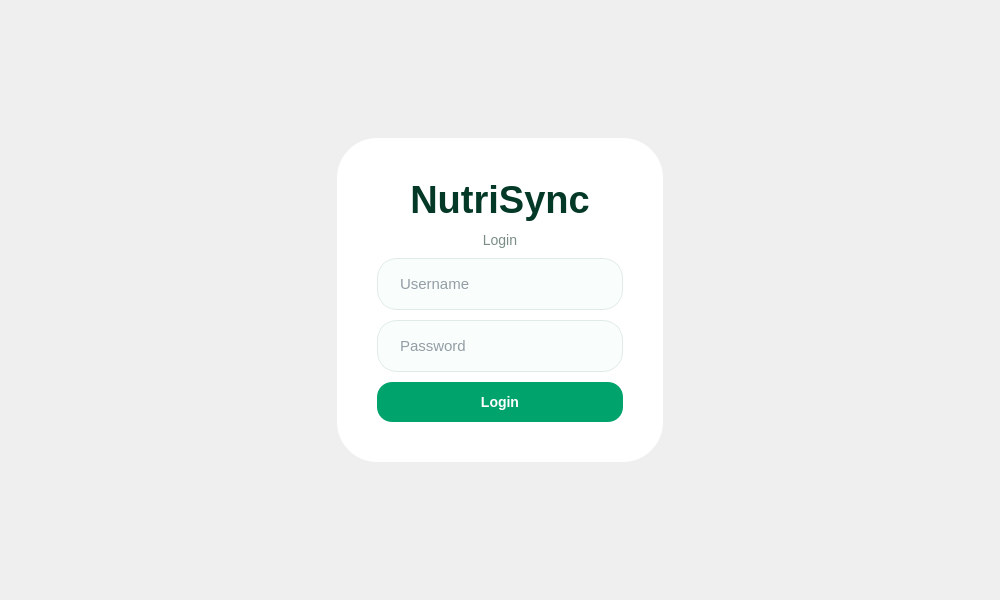
Old version of the form views/login.ui in the repository marcoaguilera2005maac-svg/planesAlimenticios.
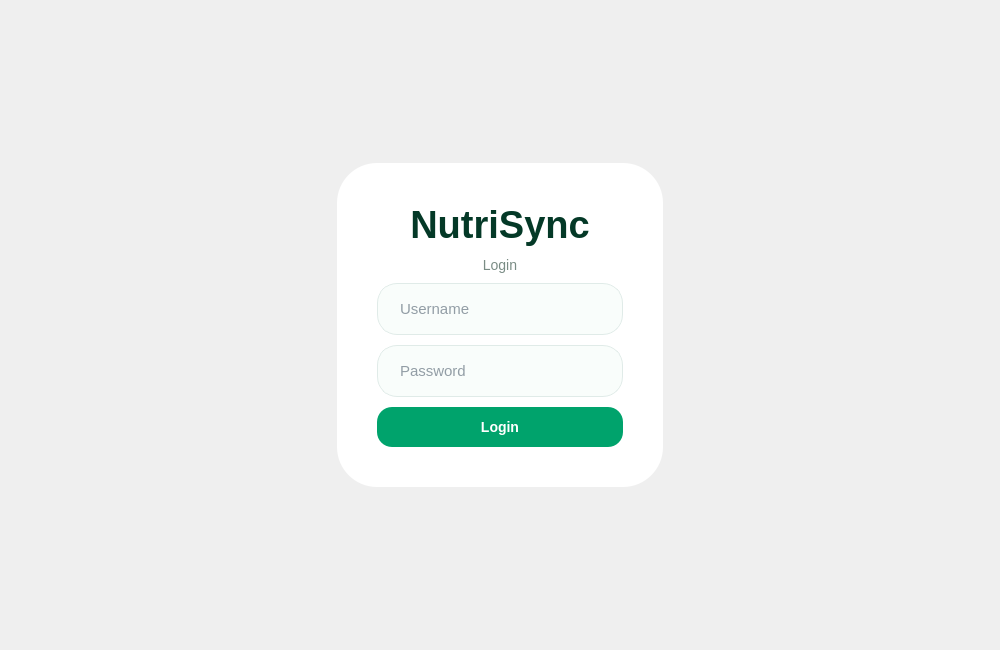
New version of the form.

What changed in the file:
```diff
--- a/views/login.ui
+++ b/views/login.ui
@@ -7,7 +7,7 @@
     <x>0</x>
     <y>0</y>
     <width>1000</width>
-    <height>600</height>
+    <height>650</height>
    </rect>
   </property>
   <property name="windowTitle">
```
Left out of the diff: 4 changed lines with no effect on the pictures.
